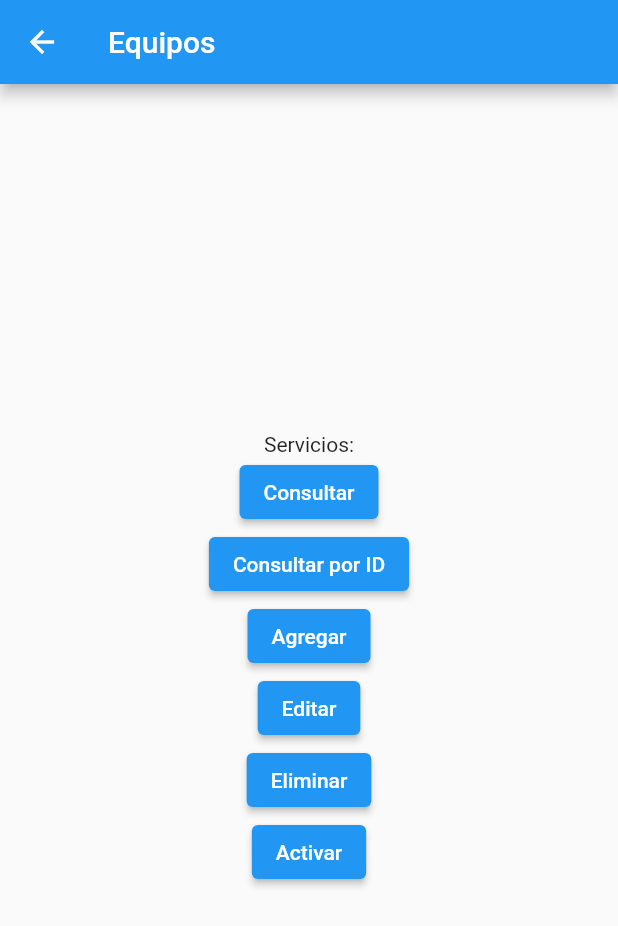
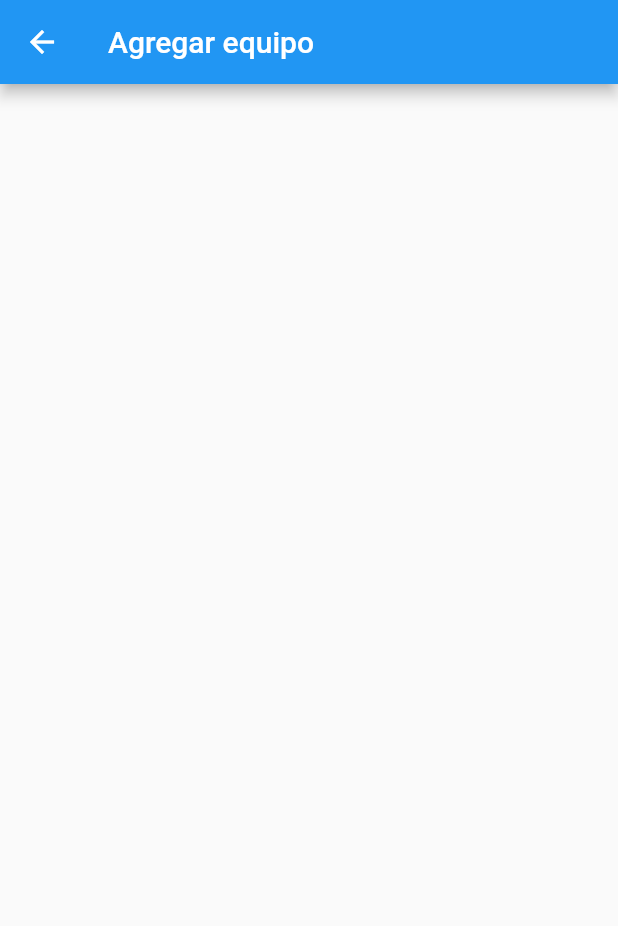
Before and after one commit to eduardo-solis/undermatch_app, a Flutter app: the screen it shows after launch, after a tap on "Equipos", after a tap on "Agregar", on a phone screen of 412 x 824 dp. Shown: the top 926 px of the screen. Run offline on Flutter 3.47's test engine with Material 2 defaults, Android fonts, the light colour scheme and no system bars.

Commit message:
Creando el widget Equipos_Agregar

```diff
--- a/lib/main.dart
+++ b/lib/main.dart
@@ -1,5 +1,6 @@
 import 'package:flutter/material.dart';
 import 'package:undermatch_app/routes/routes.dart';
+import 'package:undermatch_app/widgets/equipos/equipos_agregar.dart';
 import 'package:undermatch_app/widgets/equipos/equipos_consultar.dart';
 import 'package:undermatch_app/widgets/equipos/equipos_inicio.dart';
 
@@ -17,7 +18,8 @@ class MyApp extends StatelessWidget {
       routes: {
         Routes.INICIO: (context) => const MyHomePage(title: 'UnderMatch API'),
         Routes.EQUIPOS: (context) => const EquiposInicio(),
-        Routes.EQUIPOS_CONSULTAR: (context) => const EquiposConsultar()
+        Routes.EQUIPOS_CONSULTAR: (context) => const EquiposConsultar(),
+        Routes.EQUIPOS_AGREGAR: (context) => const EquiposAgregar()
       },
       title: 'Flutter Demo',
       debugShowCheckedModeBanner: false,
--- /dev/null
+++ b/lib/widgets/equipos/equipos_agregar.dart
@@ -0,0 +1,14 @@
+import 'package:flutter/material.dart';
+
+class EquiposAgregar extends StatelessWidget {
+  const EquiposAgregar({Key? key}) : super(key: key);
+
+  @override
+  Widget build(BuildContext context) {
+    return Scaffold(
+      appBar: AppBar(
+        title: const Text("Agregar equipo"),
+      ),
+    );
+  }
+}
--- a/lib/widgets/equipos/equipos_inicio.dart
+++ b/lib/widgets/equipos/equipos_inicio.dart
@@ -25,7 +25,10 @@ class EquiposInicio extends StatelessWidget {
                 onPressed: () => print("Consultar equipo por Id"),
                 child: const Text("Consultar por ID")),
             ElevatedButton(
-                onPressed: () => print("Agregar equipo"),
+                onPressed: () {
+                  Navigator.pushReplacementNamed(
+                      context, Routes.EQUIPOS_AGREGAR);
+                },
                 child: const Text("Agregar")),
             ElevatedButton(
                 onPressed: () => print("Editar equipo"),
```
